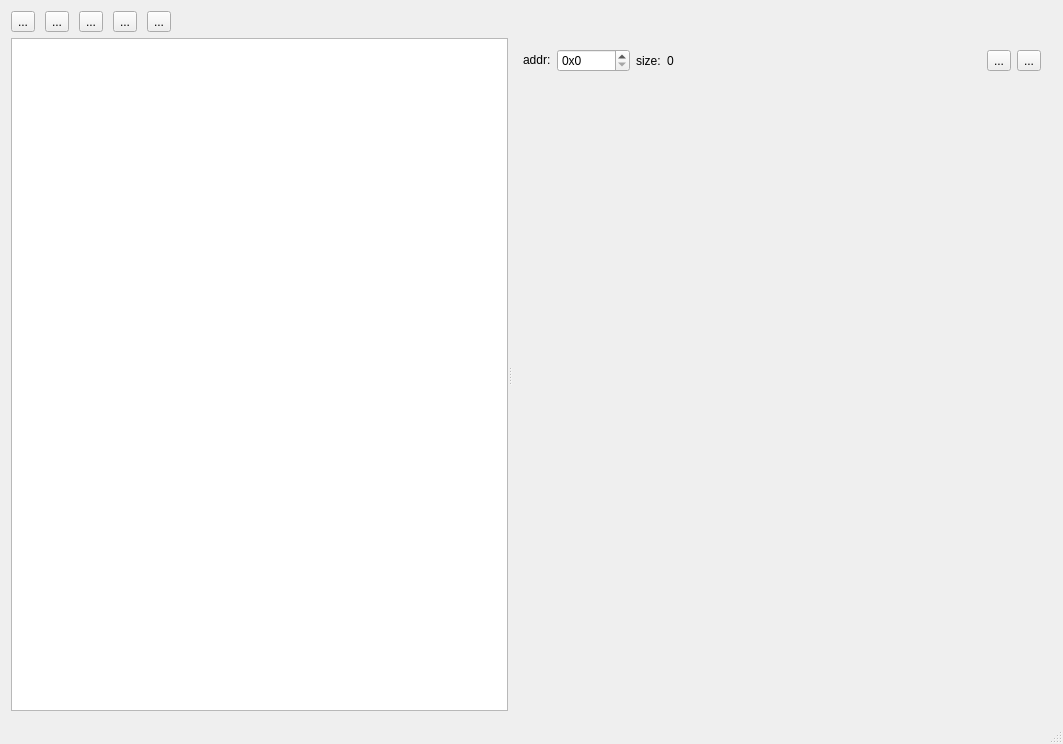
Before: the Qt Designer form main.ui in smartgauges/qvbf, drawn with Qt 5.
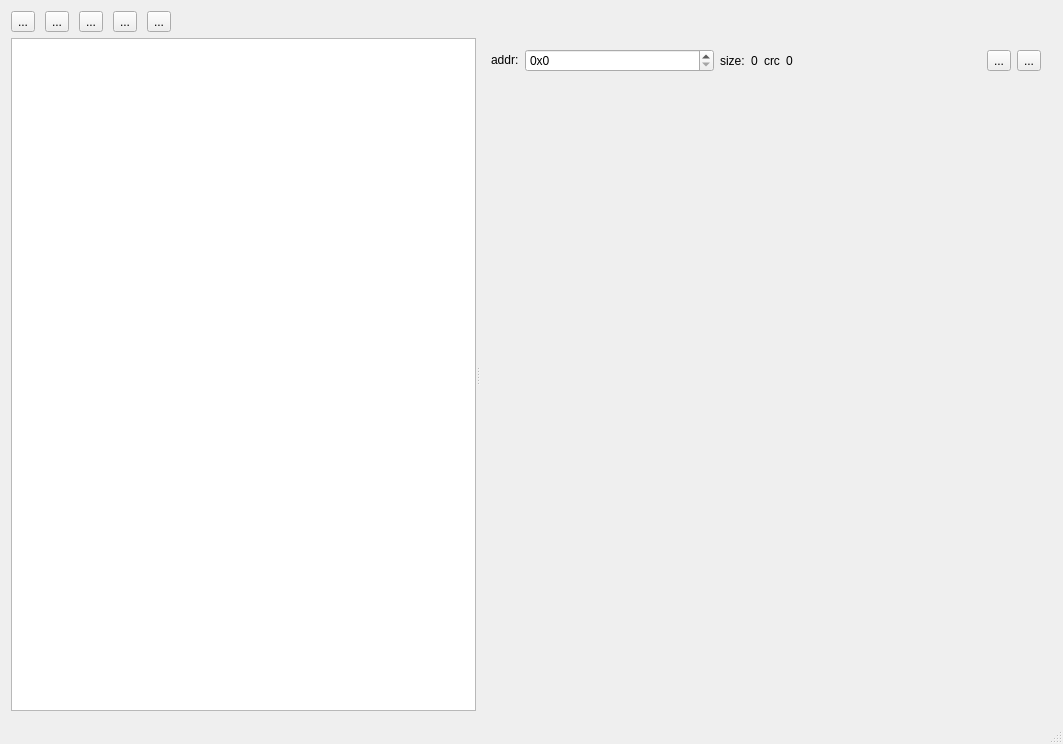
After: the same form once the commit is applied. The open tabs and pages were chosen to show the change. Icons and pictures are not drawn. Custom widgets are drawn as their Qt base class.

Commit message: fixed QSpinBox limitation Int(0x7fffffff)

Patch:
```diff
--- a/main.ui
+++ b/main.ui
@@ -365,15 +365,21 @@
             </widget>
            </item>
            <item>
-            <widget class="QSpinBox" name="sb_block_addr">
+            <widget class="SpinBox" name="sb_block_addr">
+             <property name="sizePolicy">
+              <sizepolicy hsizetype="Expanding" vsizetype="Fixed">
+               <horstretch>0</horstretch>
+               <verstretch>0</verstretch>
+              </sizepolicy>
+             </property>
              <property name="prefix">
               <string>0x</string>
              </property>
+             <property name="decimals">
+              <number>0</number>
+             </property>
              <property name="maximum">
-              <number>2147483647</number>
-             </property>
-             <property name="displayIntegerBase">
-              <number>16</number>
+              <double>4294967295.000000000000000</double>
              </property>
             </widget>
            </item>
@@ -391,6 +397,20 @@
              </property>
             </widget>
            </item>
+           <item>
+            <widget class="QLabel" name="label_2">
+             <property name="text">
+              <string>crc</string>
+             </property>
+            </widget>
+           </item>
+           <item>
+            <widget class="QLabel" name="lbl_block_crc">
+             <property name="text">
+              <string>0</string>
+             </property>
+            </widget>
+           </item>
            <item>
             <spacer name="horizontalSpacer_4">
              <property name="orientation">
@@ -467,6 +487,11 @@
    <header>wdg_hexview.h</header>
    <container>1</container>
   </customwidget>
+  <customwidget>
+   <class>SpinBox</class>
+   <extends>QDoubleSpinBox</extends>
+   <header>spinbox.h</header>
+  </customwidget>
  </customwidgets>
  <resources>
   <include location="qvbf.qrc"/>
```
The commit also changes 3 other files.
